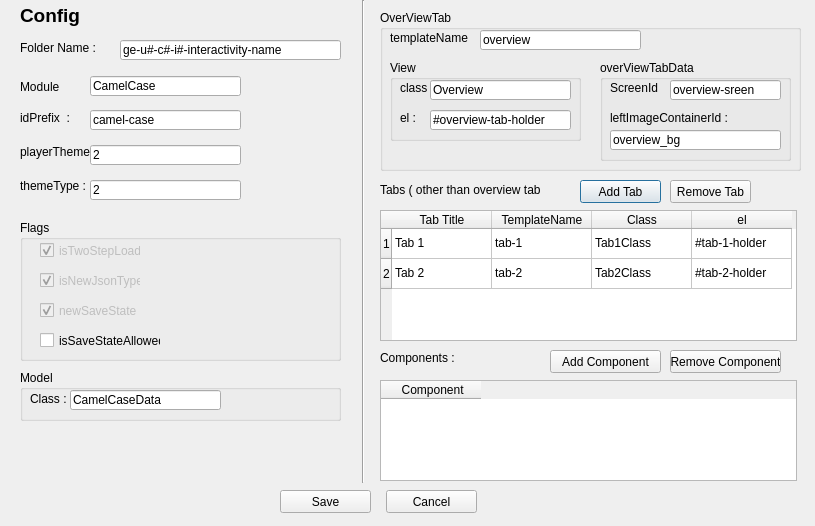
This is newinteractivityform.ui in vihangpatel/WatchDog2 as Qt 5 draws it before an edit. The edited form follows.
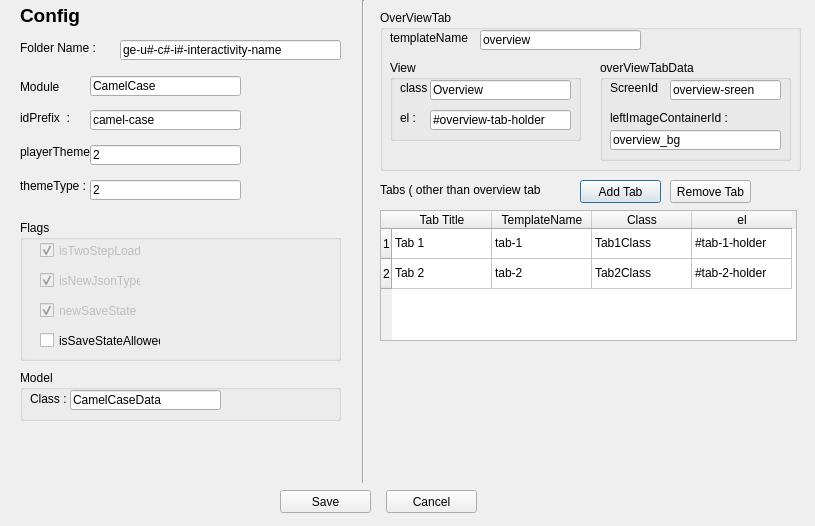
This is the edited form.

Commit message: Remove Component table in new interactivity form

Diff of the .ui file:
```diff
--- a/newinteractivityform.ui
+++ b/newinteractivityform.ui
@@ -612,66 +612,6 @@
     <string>ge-u#-c#-i#-interactivity-name</string>
    </property>
   </widget>
-  <widget class="QLabel" name="label_14">
-   <property name="geometry">
-    <rect>
-     <x>380</x>
-     <y>350</y>
-     <width>161</width>
-     <height>16</height>
-    </rect>
-   </property>
-   <property name="text">
-    <string>Components :</string>
-   </property>
-  </widget>
-  <widget class="QTableWidget" name="componentTable">
-   <property name="geometry">
-    <rect>
-     <x>380</x>
-     <y>380</y>
-     <width>417</width>
-     <height>101</height>
-    </rect>
-   </property>
-   <column>
-    <property name="text">
-     <string> Component</string>
-    </property>
-    <property name="textAlignment">
-     <set>AlignHCenter|AlignVCenter|AlignCenter</set>
-    </property>
-   </column>
-  </widget>
-  <widget class="QPushButton" name="removeComponentBtn">
-   <property name="geometry">
-    <rect>
-     <x>670</x>
-     <y>350</y>
-     <width>111</width>
-     <height>23</height>
-    </rect>
-   </property>
-   <property name="text">
-    <string>Remove Component</string>
-   </property>
-  </widget>
-  <widget class="QPushButton" name="addComponentBtn">
-   <property name="geometry">
-    <rect>
-     <x>550</x>
-     <y>350</y>
-     <width>111</width>
-     <height>23</height>
-    </rect>
-   </property>
-   <property name="styleSheet">
-    <string notr="true"/>
-   </property>
-   <property name="text">
-    <string>Add Component</string>
-   </property>
-  </widget>
  </widget>
  <tabstops>
   <tabstop>folderNameText</tabstop>
```
Left out of the diff: 3 changed lines with no effect on the pictures. The commit also changes 6 other files.
